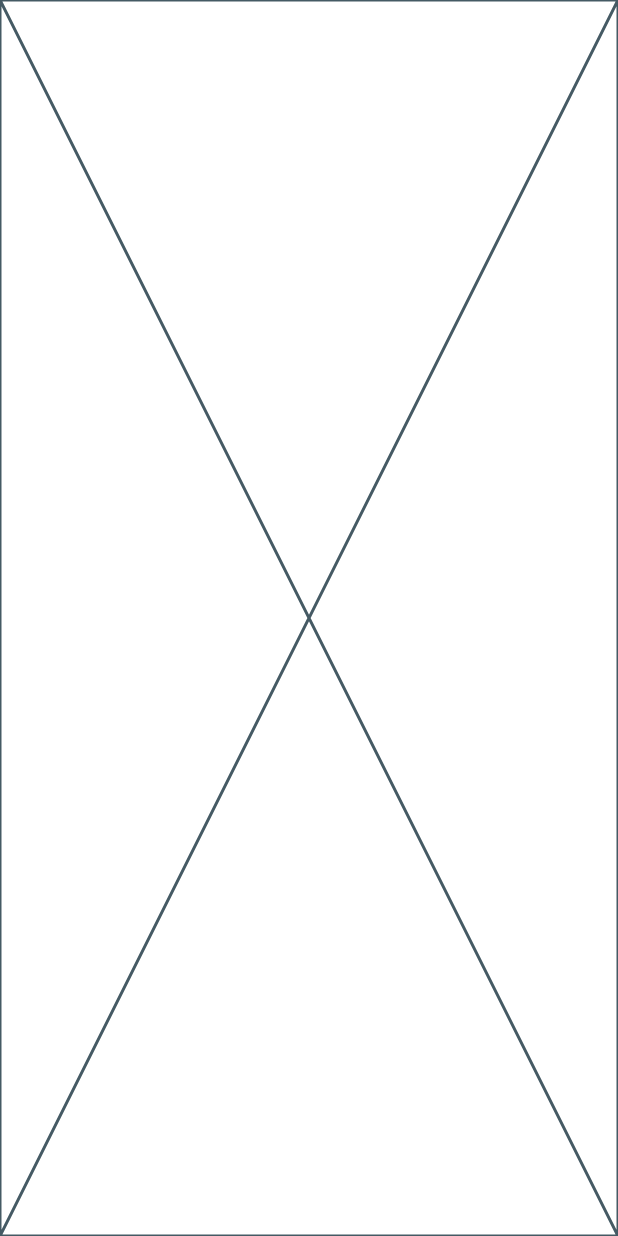
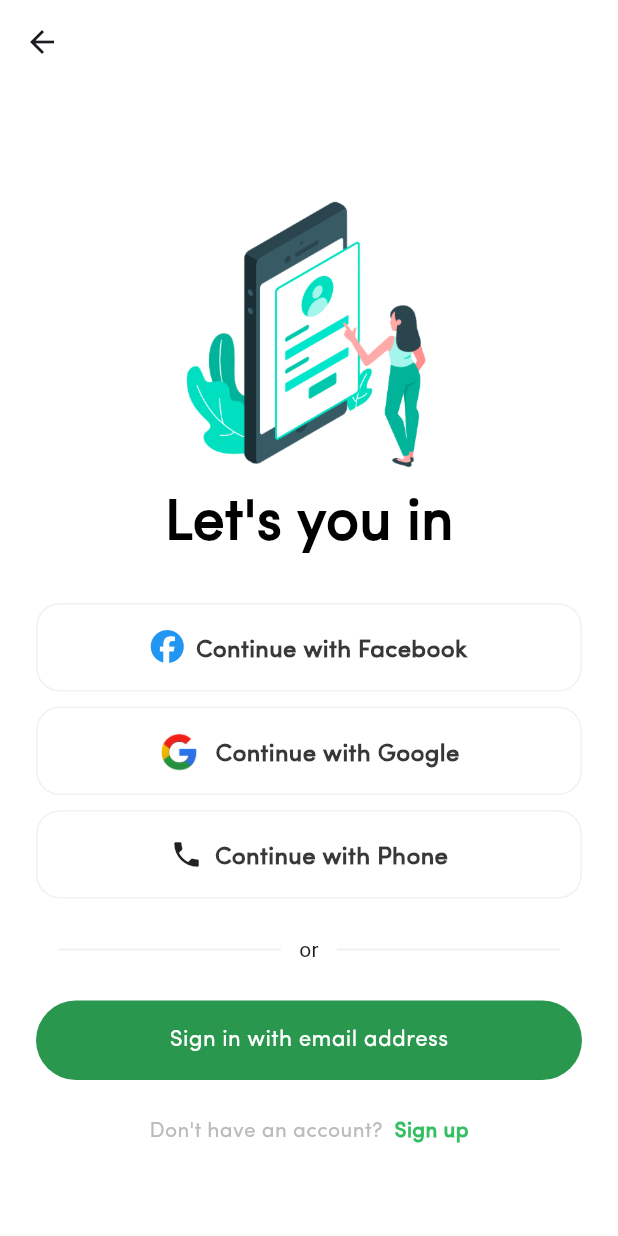
Before and after one commit to mohamdelbehairy/food_dash, a Flutter app: the screen it shows after launch, on a phone screen of 412 x 824 dp. Run offline on Flutter 3.47's test engine with Material 3 defaults, Android fonts, the phone set to English and light mode, and no system bars; our stand-ins replace font_awesome_flutter, go_router.

Commit message:
provider_auth done

```diff
--- a/lib/utils/app_images.dart
+++ b/lib/core/utils/app_images.dart
@@ -1,5 +1,9 @@
 class Assets {
   Assets._();
+
+  /// Assets for imagesGoogleIcon
+  /// assets/images/google-icon.png
+  static const String imagesGoogleIcon = "assets/images/google-icon.png";
 
   /// Assets for imagesOnBoardringOne
   /// assets/images/on-boardring-one.jpg
--- a/lib/utils/app_router.dart
+++ b/lib/core/utils/app_router.dart
@@ -1,8 +1,13 @@
+import 'package:food_dash/features/provider_auth/ui/views/provider_auth_view.dart';
 import 'package:food_dash/features/splash/ui/views/splash_view.dart';
 import 'package:go_router/go_router.dart';
 
 abstract class AppRouter {
+  static const providerAuth = '/provider_auth';
   static final router = GoRouter(routes: [
     GoRoute(path: '/', builder: (context, state) => const SplashView()),
+    GoRoute(
+        path: providerAuth,
+        builder: (context, state) => const ProviderAuthView()),
   ]);
 }
--- a/lib/utils/app_styles.dart
+++ b/lib/core/utils/app_styles.dart
@@ -5,7 +5,7 @@ abstract class AppStyles {
   // AppStyles({required this.context});
 
   static const TextStyle styleReqular16 = TextStyle(
-      color: Color(0xFF575658),
+      color: Color(0xFFb5b3b2),
       fontSize: 16,
       fontFamily: 'Sofia',
       fontWeight: FontWeight.w400);
@@ -28,11 +28,11 @@ abstract class AppStyles {
       fontFamily: 'Sofia',
       fontWeight: FontWeight.w500);
 
-  static const TextStyle styleReqular12 = TextStyle(
+  static const TextStyle styleSemiBold14 = TextStyle(
       color: Color(0xFF35be63),
-      fontSize: 12,
+      fontSize: 14,
       fontFamily: 'Sofia',
-      fontWeight: FontWeight.w400);
+      fontWeight: FontWeight.w600);
 
   static const TextStyle styleReqular14 = TextStyle(
       color: Color(0xFFbbbbbc),
@@ -52,8 +52,14 @@ abstract class AppStyles {
       fontFamily: 'Sofia',
       fontWeight: FontWeight.w500);
 
+  static const TextStyle styleBold14 = TextStyle(
+      color: Color(0xFF000000),
+      fontSize: 14,
+      fontFamily: 'Sofia',
+      fontWeight: FontWeight.w700);
+
   static const TextStyle styleBold16 = TextStyle(
-      color: Color(0xFFFFFFFF),
+      color: Color(0xFF393737),
       fontSize: 16,
       fontFamily: 'Sofia',
       fontWeight: FontWeight.w700);
@@ -64,17 +70,23 @@ abstract class AppStyles {
       fontFamily: 'Sofia',
       fontWeight: FontWeight.w500);
 
+      static const TextStyle styleExtrallLight16 = TextStyle(
+      color: Color(0xFFFFFFFF),
+      fontSize: 15,
+      fontFamily: 'Sofia',
+      fontWeight: FontWeight.w200);
+
   static const TextStyle styleSemiBold48 = TextStyle(
       color: Color(0xFF35be63),
       fontSize: 48,
       fontFamily: 'Sofia',
       fontWeight: FontWeight.w600);
 
-  static const TextStyle styleBold30 = TextStyle(
+  static const TextStyle styleSemiBold40 = TextStyle(
       color: Color(0xFF000000),
-      fontSize: 30,
+      fontSize: 38,
       fontFamily: 'Sofia',
-      fontWeight: FontWeight.w700);
+      fontWeight: FontWeight.w600);
 
   static const TextStyle styleSemiBold28 = TextStyle(
       color: Color(0xFF000000),
--- /dev/null
+++ b/lib/core/widgets/custom_button_item.dart
@@ -0,0 +1,30 @@
+import 'package:flutter/material.dart';
+
+import '../utils/app_colors.dart';
+import '../utils/app_styles.dart';
+
+class CustomButtonItem extends StatelessWidget {
+  const CustomButtonItem(
+      {super.key,
+      required this.size,
+      required this.buttonName,
+      required this.onTap});
+  final Size size;
+  final String buttonName;
+  final Function() onTap;
+
+  @override
+  Widget build(BuildContext context) {
+    return GestureDetector(
+      onTap: onTap,
+      child: Container(
+        padding: const EdgeInsets.all(16),
+        decoration: BoxDecoration(
+            color: AppColors.mainColor,
+            borderRadius: BorderRadius.circular(32)),
+        child: Center(
+            child: Text(buttonName, style: AppStyles.styleExtrallLight16)),
+      ),
+    );
+  }
+}
--- /dev/null
+++ b/lib/features/provider_auth/ui/models/provider_auth_item_model.dart
@@ -0,0 +1,10 @@
+import 'package:flutter/material.dart';
+
+class ProviderAuthItemModel {
+  final String itemText;
+  final Widget itemWidget;
+  final Function() onTap;
+
+  ProviderAuthItemModel(
+      {required this.itemText, required this.itemWidget,required this.onTap});
+}
--- /dev/null
+++ b/lib/features/provider_auth/ui/views/provider_auth_view.dart
@@ -0,0 +1,16 @@
+import 'package:flutter/material.dart';
+
+import '../widgets/provider_auth_view_body.dart';
+
+class ProviderAuthView extends StatelessWidget {
+  const ProviderAuthView({super.key});
+
+  @override
+  Widget build(BuildContext context) {
+    var size = MediaQuery.sizeOf(context);
+    return Scaffold(
+      appBar: AppBar(backgroundColor: Colors.transparent),
+      body: ProviderAuthViewBody(size: size),
+    );
+  }
+}
--- /dev/null
+++ b/lib/features/provider_auth/ui/widgets/already_have_account_or_not.dart
@@ -0,0 +1,22 @@
+import 'package:flutter/material.dart';
+
+import '../../../../core/utils/app_styles.dart';
+import 'provider_auth_view_text.dart';
+
+class AlreadyHaveAccountOrNot extends StatelessWidget {
+  const AlreadyHaveAccountOrNot({super.key});
+
+  @override
+  Widget build(BuildContext context) {
+    return Row(mainAxisAlignment: MainAxisAlignment.center, children: [
+      const ProviderAuthViewText(
+          text: 'Don\'t have an account? ', style: AppStyles.styleReqular14),
+      const SizedBox(width: 4),
+      GestureDetector(
+        onTap: () {},
+        child: const ProviderAuthViewText(
+            text: 'Sign up', style: AppStyles.styleSemiBold14),
+      )
+    ]);
+  }
+}
--- /dev/null
+++ b/lib/features/provider_auth/ui/widgets/custom_provider_way.dart
@@ -0,0 +1,46 @@
+import 'package:flutter/material.dart';
+import 'package:food_dash/core/utils/app_styles.dart';
+
+class CustomProviderWay extends StatelessWidget {
+  const CustomProviderWay(
+      {super.key,
+      required this.size,
+      required this.onTap,
+      required this.widget,
+      required this.text});
+
+  final Size size;
+  final Function() onTap;
+  final Widget widget;
+  final String text;
+
+  @override
+  Widget build(BuildContext context) {
+    return InkWell(
+      splashColor: Colors.transparent,
+      highlightColor: Colors.transparent,
+      onTap: onTap,
+      child: Container(
+        padding: const EdgeInsets.symmetric(vertical: 14),
+        margin: const EdgeInsets.only(top: 10),
+        decoration: BoxDecoration(
+            color: Colors.white,
+            border: Border.all(color: Colors.grey.withOpacity(.15)),
+            borderRadius: BorderRadius.circular(16)),
+        child: Row(
+          mainAxisAlignment: MainAxisAlignment.center,
+          children: [
+            widget,
+            Padding(
+              padding: const EdgeInsets.only(top: 6, left: 8),
+              child: Text(
+                text,
+                style: AppStyles.styleBold16,
+              ),
+            ),
+          ],
+        ),
+      ),
+    );
+  }
+}
--- /dev/null
+++ b/lib/features/provider_auth/ui/widgets/provider_auth_list_view_item.dart
@@ -0,0 +1,21 @@
+import 'package:flutter/material.dart';
+
+import '../models/provider_auth_item_model.dart';
+import 'custom_provider_way.dart';
+
+class ProviderAuthListviewitem extends StatelessWidget {
+  const ProviderAuthListviewitem(
+      {super.key, required this.size, required this.items});
+
+  final Size size;
+  final ProviderAuthItemModel items;
+
+  @override
+  Widget build(BuildContext context) {
+    return CustomProviderWay(
+        size: size,
+        onTap: items.onTap,
+        widget: items.itemWidget,
+        text: items.itemText);
+  }
+}
--- /dev/null
+++ b/lib/features/provider_auth/ui/widgets/provider_auth_view_body.dart
@@ -0,0 +1,38 @@
+import 'package:flutter/cupertino.dart';
+import 'package:flutter/material.dart';
+import 'package:flutter/widgets.dart';
+import '../../../../core/utils/app_styles.dart';
+import '../../../../core/widgets/custom_button_item.dart';
+import 'already_have_account_or_not.dart';
+import 'provider_auth_view_divider.dart';
+import 'provider_auth_view_image.dart';
+import 'provider_auth_view_list_view.dart';
+import 'provider_auth_view_text.dart';
+
+class ProviderAuthViewBody extends StatelessWidget {
+  const ProviderAuthViewBody({super.key, required this.size});
+  final Size size;
+
+  @override
+  Widget build(BuildContext context) {
+    return Padding(
+      padding: const EdgeInsets.symmetric(horizontal: 24),
+      child: Column(
+        mainAxisAlignment: MainAxisAlignment.center,
+        children: [
+          ProviderAuthViewImage(size: size),
+          const ProviderAuthViewText(
+              text: 'Let\'s you in', style: AppStyles.styleSemiBold40),
+          ProviderAuthViewListView(size: size),
+          ProviderAuthViewDivider(size: size),
+          CustomButtonItem(
+              buttonName: 'Sign in with email address',
+              size: size,
+              onTap: () {}),
+          const SizedBox(height: 24),
+          const AlreadyHaveAccountOrNot()
+        ],
+      ),
+    );
+  }
+}
--- /dev/null
+++ b/lib/features/provider_auth/ui/widgets/provider_auth_view_custom_divider.dart
@@ -0,0 +1,15 @@
+import 'package:flutter/material.dart';
+
+class ProviderAuthViewCustomDivider extends StatelessWidget {
+  const ProviderAuthViewCustomDivider({super.key, required this.size});
+
+  final Size size;
+
+  @override
+  Widget build(BuildContext context) {
+    return Container(
+        height: 1,
+        width: size.width * .36,
+        decoration: BoxDecoration(color: Colors.grey.withOpacity(.2)));
+  }
+}
--- /dev/null
+++ b/lib/features/provider_auth/ui/widgets/provider_auth_view_divider.dart
@@ -0,0 +1,26 @@
+import 'package:flutter/material.dart';
+
+import 'provider_auth_view_custom_divider.dart';
+
+class ProviderAuthViewDivider extends StatelessWidget {
+  const ProviderAuthViewDivider({super.key, required this.size});
+
+  final Size size;
+
+  @override
+  Widget build(BuildContext context) {
+    return Padding(
+      padding: const EdgeInsets.symmetric(vertical: 24),
+      child: Row(
+        mainAxisAlignment: MainAxisAlignment.center,
+        children: [
+          ProviderAuthViewCustomDivider(size: size),
+          const SizedBox(width: 12),
+          const Text('or'),
+          const SizedBox(width: 12),
+          ProviderAuthViewCustomDivider(size: size),
+        ],
+      ),
+    );
+  }
+}
--- /dev/null
+++ b/lib/features/provider_auth/ui/widgets/provider_auth_view_image.dart
@@ -0,0 +1,21 @@
+import 'package:flutter/material.dart';
+
+import '../../../../core/utils/app_images.dart';
+
+class ProviderAuthViewImage extends StatelessWidget {
+  const ProviderAuthViewImage({super.key, required this.size});
+
+  final Size size;
+
+  @override
+  Widget build(BuildContext context) {
+    return Padding(
+      padding: EdgeInsets.only(right: size.width * .05),
+      child: Image.asset(
+        Assets.imagesProviderAuth,
+        height: size.height * .25,
+        fit: BoxFit.cover,
+      ),
+    );
+  }
+}
--- /dev/null
+++ b/lib/features/provider_auth/ui/widgets/provider_auth_view_list_view.dart
@@ -0,0 +1,42 @@
+import 'package:flutter/material.dart';
+import 'package:font_awesome_flutter/font_awesome_flutter.dart';
+
+import '../../../../core/utils/app_images.dart';
+import '../models/provider_auth_item_model.dart';
+import 'provider_auth_list_view_item.dart';
+
+class ProviderAuthViewListView extends StatelessWidget {
+  const ProviderAuthViewListView({super.key, required this.size});
+  final Size size;
+
+  static final items = [
+    ProviderAuthItemModel(
+        onTap: () {},
+        itemText: 'Continue with Facebook',
+        itemWidget: const Icon(
+          FontAwesomeIcons.facebook,
+          color: Colors.blue,
+          size: 22,
+        )),
+    ProviderAuthItemModel(
+        onTap: () {},
+        itemText: 'Continue with Google',
+        itemWidget: Image.asset(Assets.imagesGoogleIcon, width: 30)),
+    ProviderAuthItemModel(
+        onTap: () {},
+        itemText: 'Continue with Phone',
+        itemWidget: const Icon(Icons.phone, size: 22)),
+  ];
+
+  @override
+  Widget build(BuildContext context) {
+    return ListView.builder(
+        padding: const EdgeInsets.only(top: 16),
+        physics: const NeverScrollableScrollPhysics(),
+        shrinkWrap: true,
+        itemCount: items.length,
+        itemBuilder: (context, index) {
+          return ProviderAuthListviewitem(size: size, items: items[index]);
+        });
+  }
+}
--- /dev/null
+++ b/lib/features/provider_auth/ui/widgets/provider_auth_view_text.dart
@@ -0,0 +1,13 @@
+import 'package:flutter/material.dart';
+
+
+class ProviderAuthViewText extends StatelessWidget {
+  const ProviderAuthViewText({super.key, required this.style, required this.text});
+  final TextStyle style;
+  final String text;
+
+  @override
+  Widget build(BuildContext context) {
+    return  Text(text, style: style);
+  }
+}
--- a/lib/features/splash/ui/views/splash_view.dart
+++ b/lib/features/splash/ui/views/splash_view.dart
@@ -1,10 +1,29 @@
 import 'package:flutter/material.dart';
+import 'package:food_dash/core/utils/app_router.dart';
+import 'package:go_router/go_router.dart';
 
-class SplashView extends StatelessWidget {
+class SplashView extends StatefulWidget {
   const SplashView({super.key});
+
+  @override
+  State<SplashView> createState() => _SplashViewState();
+}
+
+class _SplashViewState extends State<SplashView> {
+  @override
+  void initState() {
+    duration();
+    super.initState();
+  }
 
   @override
   Widget build(BuildContext context) {
     return const Placeholder();
   }
+
+  void duration() async {
+    await Future.delayed(const Duration(seconds: 3), () {
+      GoRouter.of(context).push(AppRouter.providerAuth);
+    });
+  }
 }
--- a/lib/main.dart
+++ b/lib/main.dart
@@ -1,5 +1,6 @@
 import 'package:flutter/material.dart';
-import 'package:food_dash/utils/app_router.dart';
+import 'package:flutter/services.dart';
+import 'package:food_dash/core/utils/app_router.dart';
 
 void main() {
   runApp(const FoodDash());
@@ -12,6 +13,10 @@ class FoodDash extends StatelessWidget {
   Widget build(BuildContext context) {
     return MaterialApp.router(
       debugShowCheckedModeBanner: false,
+      theme: ThemeData(
+          scaffoldBackgroundColor: Colors.white,
+          appBarTheme:
+              const AppBarTheme(systemOverlayStyle: SystemUiOverlayStyle.dark)),
       routerConfig: AppRouter.router,
     );
   }
--- a/pubspec.yaml
+++ b/pubspec.yaml
@@ -31,6 +31,7 @@ dependencies:
   cupertino_icons: ^1.0.6
   flutter:
     sdk: flutter
+  font_awesome_flutter: ^10.7.0
   go_router: ^14.1.0
 
 dev_dependencies:
```
Also changed, not shown: assets/images/google-icon.png (added), lib/core/utils/app_colors.dart (renamed from lib/utils/app_colors.dart), pubspec.lock.
